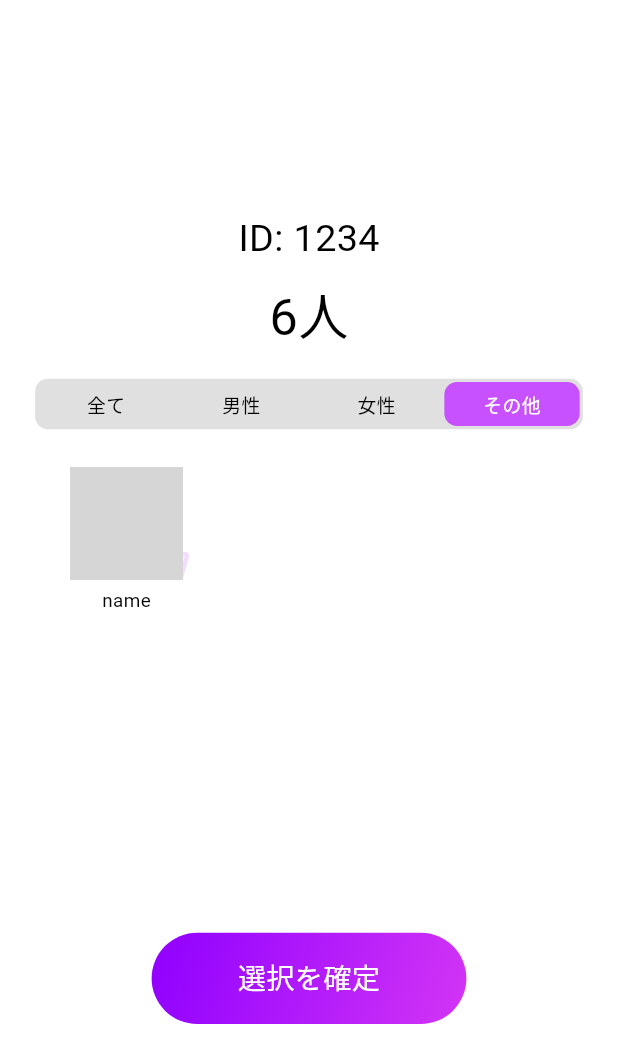
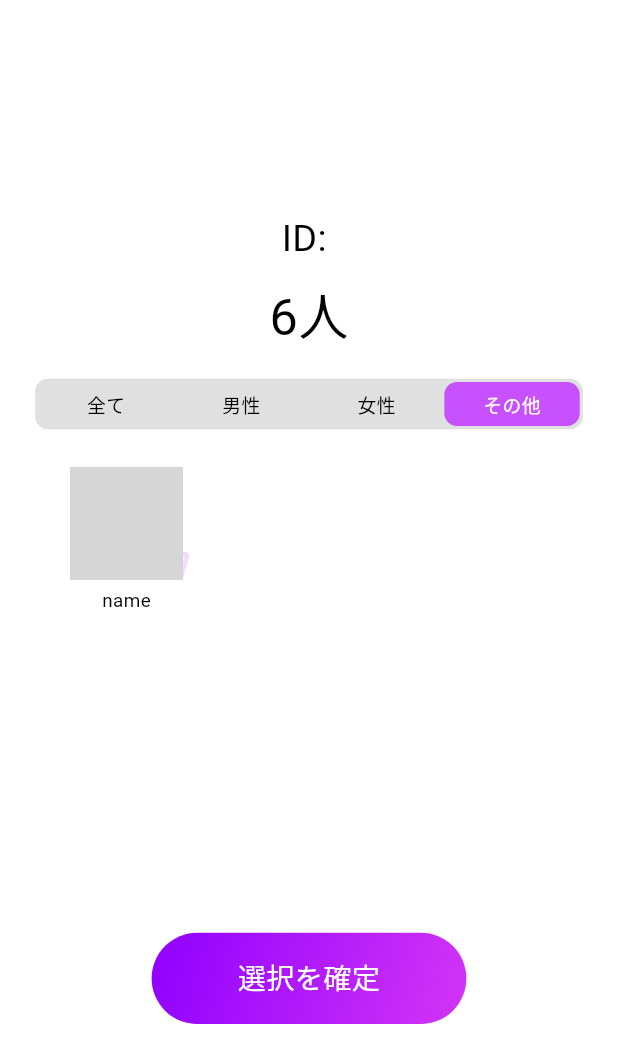
Before and after one commit to sakusaku3939/twelve_hours, a Flutter app: the MemberVotingView screen opened directly with empty values, item 4 of the bottom bar chosen, on a phone screen of 412 x 824 dp. Shown: the top 1063 px of the screen. Run offline on Flutter 3.47's test engine with Material 3 defaults, Android fonts, the phone set to English and light mode, and no system bars; drawn by our look-alikes of custom_sliding_segmented_control; our stand-ins replace expandable_page_view, firebase_core, firebase_database, flutter_hooks, flutter_riverpod, freezed_annotation and 4 more; accounts and stored records are empty; network calls fail; grey boxes are pictures that could not be loaded.

Commit message:
ルームIDによる初期化処理を追加

```diff
--- a/lib/view/member_voting_view.dart
+++ b/lib/view/member_voting_view.dart
@@ -19,6 +19,10 @@ class MemberVotingView extends HookConsumerWidget {
   @override
   Widget build(BuildContext context, WidgetRef ref) {
     final current = useState(0);
+    useEffect(() {
+      ref.read(memberVotingProvider.notifier).init(roomId);
+      return null;
+    }, []);
     return Scaffold(
       body: SafeArea(
         child: MainArea(
@@ -28,9 +32,9 @@ class MemberVotingView extends HookConsumerWidget {
               child: Column(
                 mainAxisSize: MainAxisSize.min,
                 children: [
-                  const Text(
-                    "ID: 1234",
-                    style: TextStyle(
+                  Text(
+                    "ID: $roomId",
+                    style: const TextStyle(
                       fontSize: 24,
                     ),
                   ),
--- a/lib/viewmodel/member_voting/member_voting_viewmodel.dart
+++ b/lib/viewmodel/member_voting/member_voting_viewmodel.dart
@@ -17,11 +17,9 @@ class MemberVotingViewModel extends StateNotifier<MemberVotingState> {
   MemberVotingViewModel(this.ref)
       : super(const MemberVotingState(
           votingMembers: [],
-        )) {
-    init();
-  }
+        ));
 
-  void init() {
+  void init(String roomId) {
     allVotingMembers = [
       const VotingMember(id: 0, name: "name", gender: "男性", selected: false),
       const VotingMember(id: 1, name: "name", gender: "男性", selected: false),
```
